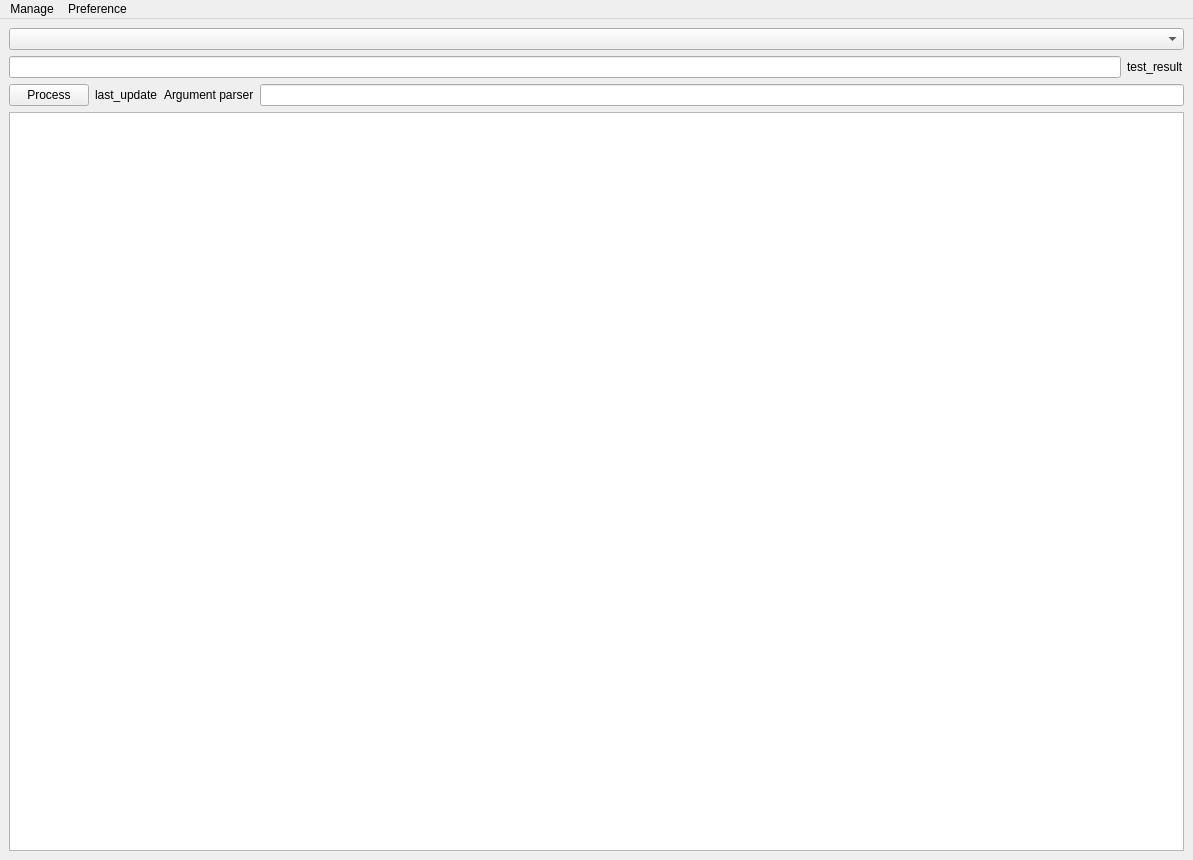
Silous888/RawTextCheck, file rawtextcheck/ui/mainwindow/mainwindow_view.ui: the form before one commit.
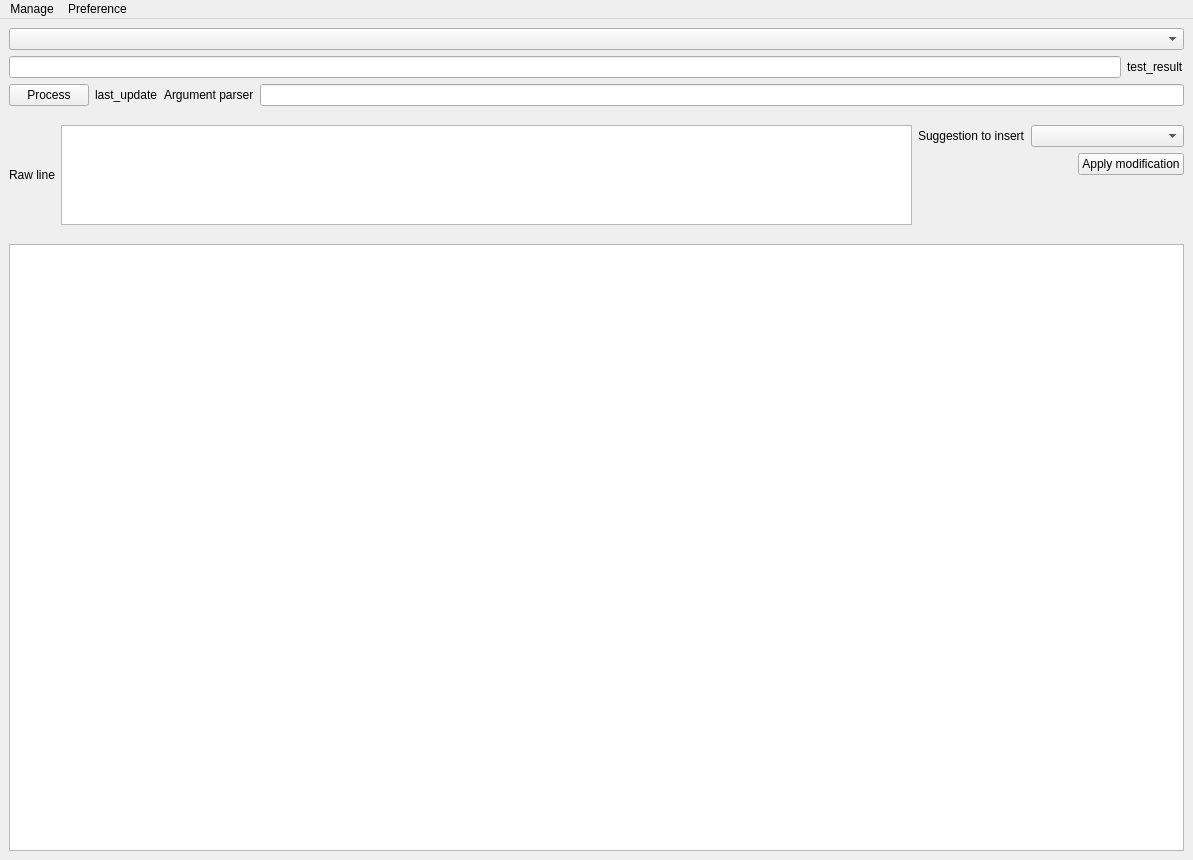
The form after the commit. Icons and pictures are not drawn. Custom widgets are drawn as their Qt base class.

What changed in the file:
```diff
--- a/rawtextcheck/ui/mainwindow/mainwindow_view.ui
+++ b/rawtextcheck/ui/mainwindow/mainwindow_view.ui
@@ -26,7 +26,7 @@
    </property>
    <layout class="QGridLayout" name="gridLayout">
     <item row="0" column="0">
-     <layout class="QVBoxLayout" name="verticalLayout">
+     <layout class="QVBoxLayout" name="verticalLayout_3" stretch="0,0,0,0,0,0,2">
       <item>
        <widget class="QComboBox" name="comboBox_project"/>
       </item>
@@ -80,6 +80,134 @@
         </item>
        </layout>
       </item>
+      <item>
+       <spacer name="verticalSpacer">
+        <property name="orientation">
+         <enum>Qt::Vertical</enum>
+        </property>
+        <property name="sizeHint" stdset="0">
+         <size>
+          <width>20</width>
+          <height>13</height>
+         </size>
+        </property>
+       </spacer>
+      </item>
+      <item>
+       <layout class="QHBoxLayout" name="horizontalLayout_7" stretch="0,2,0">
+        <item>
+         <widget class="QLabel" name="label_rawline">
+          <property name="text">
+           <string>Raw line</string>
+          </property>
+         </widget>
+        </item>
+        <item>
+         <widget class="QTextEdit" name="textEdit_rawline">
+          <property name="sizePolicy">
+           <sizepolicy hsizetype="Expanding" vsizetype="Maximum">
+            <horstretch>0</horstretch>
+            <verstretch>0</verstretch>
+           </sizepolicy>
+          </property>
+          <property name="maximumSize">
+           <size>
+            <width>16777215</width>
+            <height>100</height>
+           </size>
+          </property>
+         </widget>
+        </item>
+        <item>
+         <layout class="QVBoxLayout" name="verticalLayout_2">
+          <item>
+           <layout class="QVBoxLayout" name="verticalLayout">
+            <item>
+             <layout class="QHBoxLayout" name="horizontalLayout_5">
+              <item>
+               <widget class="QLabel" name="label_suggestion">
+                <property name="text">
+                 <string>Suggestion to insert</string>
+                </property>
+               </widget>
+              </item>
+              <item>
+               <widget class="QComboBox" name="comboBox_suggestion">
+                <property name="minimumSize">
+                 <size>
+                  <width>153</width>
+                  <height>0</height>
+                 </size>
+                </property>
+                <property name="sizeIncrement">
+                 <size>
+                  <width>0</width>
+                  <height>0</height>
+                 </size>
+                </property>
+                <property name="sizeAdjustPolicy">
+                 <enum>QComboBox::AdjustToContents</enum>
+                </property>
+               </widget>
+              </item>
+             </layout>
+            </item>
+            <item>
+             <layout class="QHBoxLayout" name="horizontalLayout_6">
+              <item>
+               <spacer name="horizontalSpacer">
+                <property name="orientation">
+                 <enum>Qt::Horizontal</enum>
+                </property>
+                <property name="sizeHint" stdset="0">
+                 <size>
+                  <width>40</width>
+                  <height>20</height>
+                 </size>
+                </property>
+               </spacer>
+              </item>
+              <item>
+               <widget class="QPushButton" name="pushButton_apply">
+                <property name="text">
+                 <string>Apply modification</string>
+                </property>
+               </widget>
+              </item>
+             </layout>
+            </item>
+           </layout>
+          </item>
+          <item>
+           <spacer name="verticalSpacer_3">
+            <property name="orientation">
+             <enum>Qt::Vertical</enum>
+            </property>
+            <property name="sizeHint" stdset="0">
+             <size>
+              <width>20</width>
+              <height>13</height>
+             </size>
+            </property>
+           </spacer>
+          </item>
+         </layout>
+        </item>
+       </layout>
+      </item>
+      <item>
+       <spacer name="verticalSpacer_2">
+        <property name="orientation">
+         <enum>Qt::Vertical</enum>
+        </property>
+        <property name="sizeHint" stdset="0">
+         <size>
+          <width>20</width>
+          <height>13</height>
+         </size>
+        </property>
+       </spacer>
+      </item>
       <item>
        <widget class="DataResultTableView" name="tableView_result">
         <property name="dragDropOverwriteMode">
```
